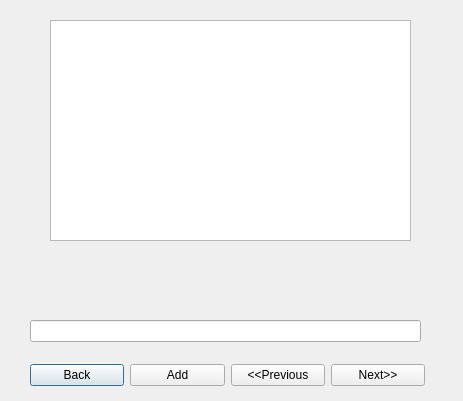
Above: add2wlinterface.ui from AIClubUBB/Lab5OOP before the change. Below: the same form after it.
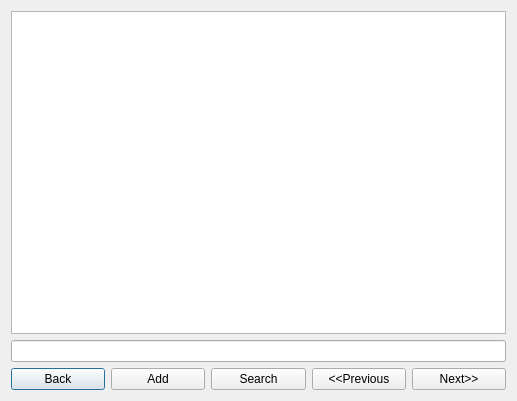
That is the form after the change.

The edit to the form file:
```diff
--- a/add2wlinterface.ui
+++ b/add2wlinterface.ui
@@ -6,42 +6,21 @@
    <rect>
     <x>0</x>
     <y>0</y>
-    <width>463</width>
+    <width>517</width>
     <height>401</height>
    </rect>
   </property>
   <property name="windowTitle">
    <string>Dialog</string>
   </property>
-  <widget class="QListView" name="listView">
-   <property name="geometry">
-    <rect>
-     <x>50</x>
-     <y>20</y>
-     <width>361</width>
-     <height>221</height>
-    </rect>
-   </property>
-  </widget>
-  <widget class="QLineEdit" name="lineEdit">
-   <property name="geometry">
-    <rect>
-     <x>30</x>
-     <y>320</y>
-     <width>391</width>
-     <height>22</height>
-    </rect>
-   </property>
-  </widget>
-  <widget class="QWidget" name="">
-   <property name="geometry">
-    <rect>
-     <x>30</x>
-     <y>360</y>
-     <width>395</width>
-     <height>30</height>
-    </rect>
-   </property>
+  <layout class="QVBoxLayout" name="verticalLayout">
+   <item>
+    <widget class="QListView" name="listView"/>
+   </item>
+   <item>
+    <widget class="QLineEdit" name="lineEdit"/>
+   </item>
+   <item>
    <layout class="QHBoxLayout" name="horizontalLayout">
     <item>
      <widget class="QPushButton" name="BackButton">
@@ -57,6 +36,13 @@
       </property>
      </widget>
     </item>
+     <item>
+      <widget class="QPushButton" name="SearchButton">
+       <property name="text">
+        <string>Search</string>
+       </property>
+      </widget>
+     </item>
     <item>
      <widget class="QPushButton" name="PrevButton">
       <property name="text">
@@ -72,7 +58,8 @@
      </widget>
     </item>
    </layout>
-  </widget>
+   </item>
+  </layout>
  </widget>
  <resources/>
  <connections/>
```
Lines whose indentation alone changed are shown as unchanged.
